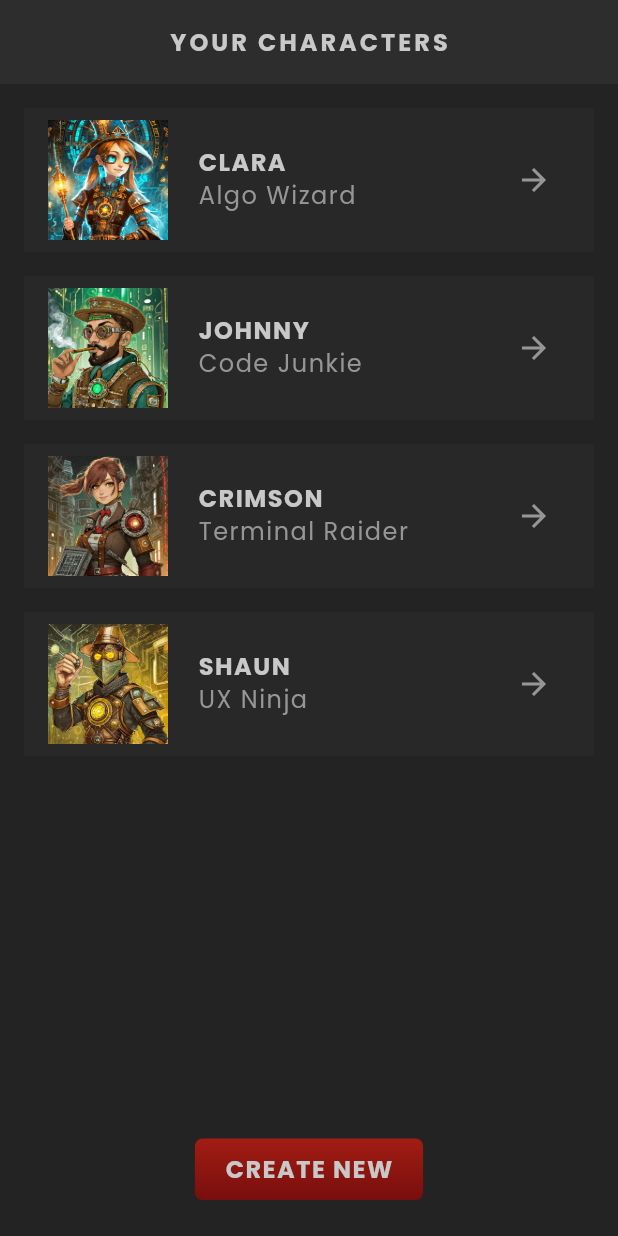
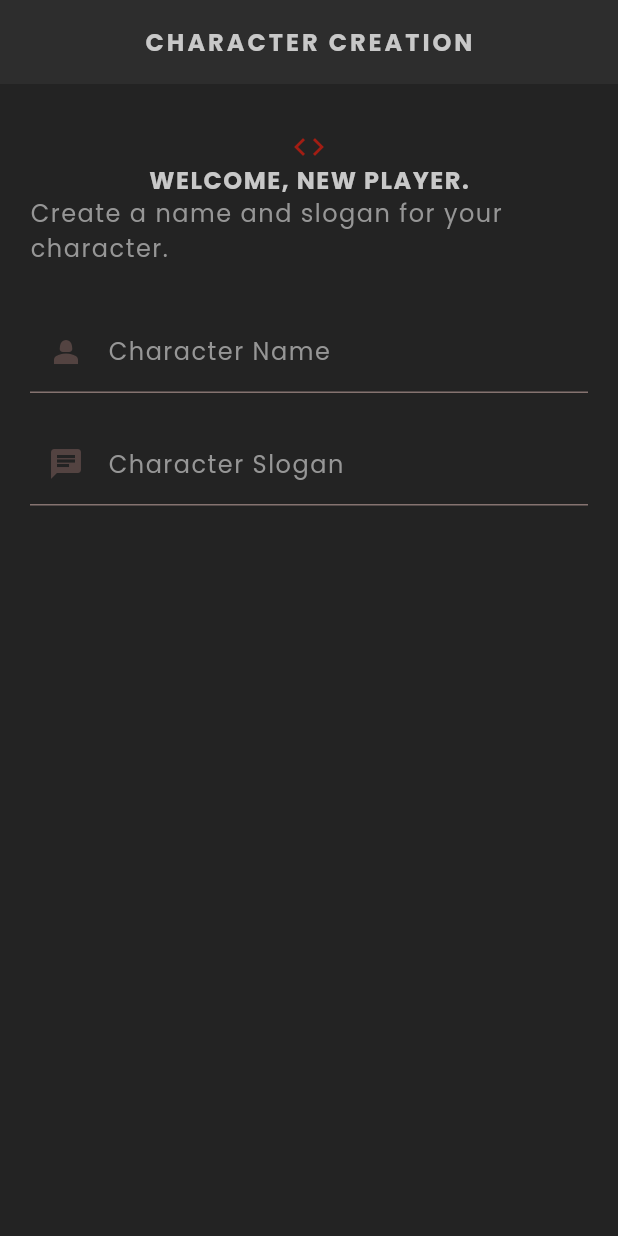
Before and after one commit to hasangoli/rpg, a Flutter app: the screen it shows after launch, on a phone screen of 412 x 824 dp. Run offline on Flutter 3.47's test engine with Material 3 defaults, Android fonts, the light colour scheme and no system bars; our stand-ins replace google_fonts.

Commit message:
Create character page added

```diff
--- a/lib/main.dart
+++ b/lib/main.dart
@@ -1,11 +1,11 @@
 import 'package:flutter/material.dart';
-import 'package:rpg/screens/home/home.dart';
+import 'package:rpg/screens/create/create.dart';
 import 'package:rpg/theme.dart';
 
 void main() {
   runApp(MaterialApp(
     theme: primaryTheme,
-    home: Home(),
+    home: Create(),
   ));
 }
 
--- /dev/null
+++ b/lib/screens/create/create.dart
@@ -0,0 +1,71 @@
+import 'package:flutter/material.dart';
+import 'package:google_fonts/google_fonts.dart';
+import 'package:rpg/shared/styled_text.dart';
+import 'package:rpg/theme.dart';
+
+class Create extends StatefulWidget {
+  const Create({super.key});
+
+  @override
+  State<Create> createState() => _CreateState();
+}
+
+class _CreateState extends State<Create> {
+  @override
+  Widget build(BuildContext context) {
+    return Scaffold(
+      appBar: AppBar(
+        title: StyledTitle("Character Creation"),
+        centerTitle: true,
+      ),
+      body: Container(
+        padding: EdgeInsets.symmetric(
+          vertical: 30,
+          horizontal: 20,
+        ),
+        child: Column(
+          children: [
+            Center(
+              child: Icon(
+                Icons.code,
+                color: AppColors.primaryColor,
+              ),
+            ),
+            Center(
+              child: StyledHeading('Welcome, new player.'),
+            ),
+            Center(
+              child: StyledText('Create a name and slogan for your character.'),
+            ),
+            SizedBox(
+              height: 30,
+            ),
+            TextField(
+              style: GoogleFonts.poppins(
+                textStyle: Theme.of(context).textTheme.bodyMedium,
+              ),
+              cursorColor: AppColors.textColor,
+              decoration: InputDecoration(
+                prefixIcon: Icon(Icons.person_2),
+                label: StyledText('Character Name'),
+              ),
+            ),
+            SizedBox(
+              height: 20,
+            ),
+            TextField(
+              style: GoogleFonts.poppins(
+                textStyle: Theme.of(context).textTheme.bodyMedium,
+              ),
+              cursorColor: AppColors.textColor,
+              decoration: InputDecoration(
+                prefixIcon: Icon(Icons.chat),
+                label: StyledText('Character Slogan'),
+              ),
+            ),
+          ],
+        ),
+      ),
+    );
+  }
+}
```
